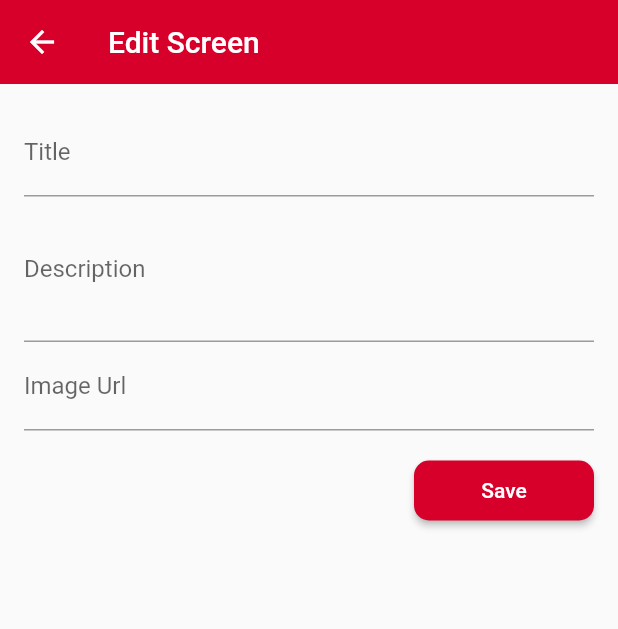
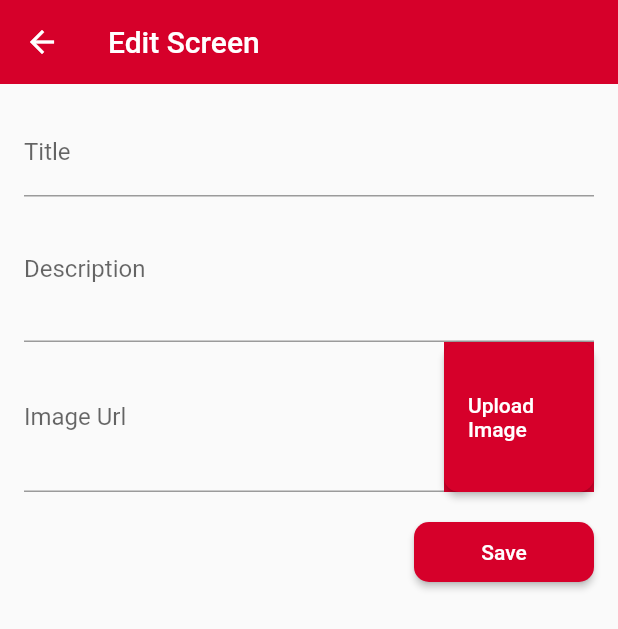
Before and after one commit to Ayush13Bhatia/Food_App, a Flutter app: the screen it shows after launch, item 3 of the bottom bar chosen, after a tap on the "add" icon, on a phone screen of 412 x 824 dp. Shown: the top 629 px of the screen. Run offline on Flutter 3.47's test engine with Material 2 defaults, Android fonts, the phone set to English and light mode, and no system bars; our stand-ins replace cached_network_image; network calls fail.

Commit message:
add image upload button and some other changes

```diff
--- a/lib/components/card_widget.dart
+++ b/lib/components/card_widget.dart
@@ -29,7 +29,7 @@ class CardWidget extends StatelessWidget {
           children: [
             Padding(
               padding: const EdgeInsets.only(left: 8.0, bottom: 7, top: 7),
-              child: Container(
+              child: SizedBox(
                 width: 60,
                 height: 60,
                 child: CircleAvatar(
@@ -44,10 +44,8 @@ class CardWidget extends StatelessWidget {
                       imageUrl: image ?? '',
                       progressIndicatorBuilder: (context, url, d) {
                         return Center(
-                          child: Center(
-                            child: CircularProgressIndicator(
-                              value: d.totalSize != null && d.progress != null ? d.progress! / d.totalSize! : null,
-                            ),
+                          child: CircularProgressIndicator(
+                            value: d.totalSize != null && d.progress != null ? d.progress! / d.totalSize! : null,
                           ),
                         );
                       },
--- a/lib/components/your_orders_widget.dart
+++ b/lib/components/your_orders_widget.dart
@@ -52,7 +52,7 @@ class _YourOrdersWidgetState extends State<YourOrdersWidget> {
                             ),
                           ),
                           Text(
-                            '${prod.qauntity}x ₹${prod.price}',
+                            '${prod.quantity}x ₹${prod.price}',
                             style: const TextStyle(
                               fontSize: 18,
                               color: Colors.grey,
--- a/lib/main.dart
+++ b/lib/main.dart
@@ -37,9 +37,6 @@ class MyApp extends StatelessWidget {
         ChangeNotifierProvider(
           create: (context) => Product(),
         ),
-        ChangeNotifierProvider(
-          create: (context) => Meal(),
-        ),
       ],
       child: MaterialApp(
         debugShowCheckedModeBanner: false,
--- a/lib/model/cart_item_model.dart
+++ b/lib/model/cart_item_model.dart
@@ -2,14 +2,14 @@ class CartItem {
   late String? id;
   late String? title;
   late double? price;
-  late int? qauntity;
+  late int? quantity;
   late String? imageUrl;
 
   CartItem(
-      this.id,
-      this.title,
-      this.price,
-      this.qauntity,
-      this.imageUrl,
-      );
+    this.id,
+    this.title,
+    this.price,
+    this.quantity,
+    this.imageUrl,
+  );
 }
--- a/lib/model/meals_model.dart
+++ b/lib/model/meals_model.dart
@@ -1,6 +1,6 @@
 import 'package:flutter/material.dart';
 
-class Meal with ChangeNotifier {
+class Meal {
   late String? id;
   late String? title;
   late String? description;
--- a/lib/providers/cart.dart
+++ b/lib/providers/cart.dart
@@ -36,7 +36,7 @@ class Cart with ChangeNotifier {
   int get itemCount {
     int total = 0;
     _cartItems.forEach((key, value) {
-      total += value.qauntity!;
+      total += value.quantity!;
     });
     return total;
   }
@@ -52,7 +52,7 @@ class Cart with ChangeNotifier {
   double get totalAmountSub {
     var total = 0.0;
     _cartItems.forEach((key, orderItem) {
-      total -= orderItem.price! * orderItem.qauntity!;
+      total -= orderItem.price! * orderItem.quantity!;
     });
     return total;
   }
@@ -71,7 +71,7 @@ class Cart with ChangeNotifier {
           existingOrderItem.id,
           title,
           price,
-          existingOrderItem.qauntity! + 1,
+          existingOrderItem.quantity! + 1,
           imageUrl,
         ),
       );
--- a/lib/screens/add_products.dart
+++ b/lib/screens/add_products.dart
@@ -43,11 +43,29 @@ class _AddProductsState extends State<AddProducts> {
                 focusNode: _descriptionFocusNode,
               ),
               TextFormField(
-                decoration: const InputDecoration(labelText: 'Image Url'),
-                keyboardType: TextInputType.url,
-                textInputAction: TextInputAction.done,
-                controller: _imageUrlController,
-              ),
+                  decoration: InputDecoration(
+                      labelText: 'Image Url',
+                      suffixIcon: Container(
+                        width: 100,
+                        height: 100,
+                        color: MyTheme.primaryColor,
+                        child: ElevatedButton(
+                          style: ElevatedButton.styleFrom(
+                            backgroundColor: MyTheme.primaryColor,
+                            shape: RoundedRectangleBorder(
+                              borderRadius: BorderRadius.circular(10.0),
+                            ),
+                          ),
+                          child: const Text(
+                            'Upload Image',
+                            style: TextStyle(color: MyTheme.whiteColor),
+                          ),
+                          onPressed: () {},
+                        ),
+                      )),
+                  keyboardType: TextInputType.url,
+                  textInputAction: TextInputAction.done,
+                  controller: _imageUrlController),
               const SizedBox(
                 height: 20,
               ),
--- a/lib/screens/adding_meal_screen.dart
+++ b/lib/screens/adding_meal_screen.dart
@@ -1,8 +1,6 @@
 import 'package:flutter/material.dart';
-import 'package:food_app/providers/cart.dart';
 import 'package:food_app/utils/routes.dart';
 import 'package:food_app/widgets/adding_meal_widget.dart';
-import 'package:provider/provider.dart';
 
 class AddingMealScreen extends StatefulWidget {
   const AddingMealScreen({Key? key}) : super(key: key);
@@ -14,8 +12,6 @@ class AddingMealScreen extends StatefulWidget {
 class _AddingMealScreenState extends State<AddingMealScreen> {
   @override
   Widget build(BuildContext context) {
-    final cart = Provider.of<Cart>(context);
-
     return Scaffold(
       appBar: AppBar(
         elevation: 0,
--- a/lib/screens/home_screen.dart
+++ b/lib/screens/home_screen.dart
@@ -94,66 +94,66 @@ class _HomeScreenState extends State<HomeScreen> {
                 fontWeight: FontWeight.bold,
               ),
             ),
-            // GridView.builder(
-            //   physics: const NeverScrollableScrollPhysics(),
-            //   shrinkWrap: true,
-            //   padding: const EdgeInsets.all(10.0),
-            //   itemCount: 4,
-            //   itemBuilder: (ctx, index) {
-            //     return GridWidget(
-            //       num: 50,
-            //       productId: products[index].id,
-            //       id: products[index].id,
-            //       title: products[index].title,
-            //       imageUrl: products[index].imageUrl,
-            //       description: products[index].description,
-            //     );
-            //   },
-            //   gridDelegate: const SliverGridDelegateWithFixedCrossAxisCount(
-            //     crossAxisCount: 2,
-            //     childAspectRatio: 3 / 2,
-            //     crossAxisSpacing: 10,
-            //     mainAxisExtent: 120,
-            //     mainAxisSpacing: 10,
-            //   ),
-            // ),
+            GridView.builder(
+              physics: const NeverScrollableScrollPhysics(),
+              shrinkWrap: true,
+              padding: const EdgeInsets.all(10.0),
+              itemCount: 4,
+              itemBuilder: (ctx, index) {
+                return GridWidget(
+                  num: 50,
+                  productId: products[index].id,
+                  id: products[index].id,
+                  title: products[index].title,
+                  imageUrl: products[index].imageUrl,
+                  description: products[index].description,
+                );
+              },
+              gridDelegate: const SliverGridDelegateWithFixedCrossAxisCount(
+                crossAxisCount: 2,
+                childAspectRatio: 3 / 2,
+                crossAxisSpacing: 10,
+                mainAxisExtent: 120,
+                mainAxisSpacing: 10,
+              ),
+            ),
 
-            //search bar
-            // Padding(
-            //   padding: const EdgeInsets.only(left: 15, right: 15),
-            //   child: Card(
-            //     elevation: 6,
-            //     color: Colors.white,
-            //     shape: RoundedRectangleBorder(
-            //       borderRadius: BorderRadius.circular(50.0),
-            //     ),
-            //     child: TextFormField(
-            //       controller: _searchController,
-            //       decoration: const InputDecoration(
-            //         border: OutlineInputBorder(
-            //           borderRadius: BorderRadius.all(Radius.circular(50)),
-            //           borderSide: BorderSide(
-            //             color: Colors.black,
-            //             width: 5.0,
-            //           ),
-            //         ),
-            //         prefixIcon: Icon(Icons.search),
-            //         hintText: 'Enter search',
-            //         filled: true,
-            //         errorStyle: TextStyle(fontSize: 15),
-            //       ),
-            //       onChanged: (value) {
-            //         value = value;
-            //       },
-            //       validator: (value) {
-            //         if (value!.isEmpty) {
-            //           return 'Please enter a search term';
-            //         }
-            //         return null;
-            //       },
-            //     ),
-            //   ),
-            // ),
+            // search bar
+            Padding(
+              padding: const EdgeInsets.only(left: 15, right: 15),
+              child: Card(
+                elevation: 6,
+                color: Colors.white,
+                shape: RoundedRectangleBorder(
+                  borderRadius: BorderRadius.circular(50.0),
+                ),
+                child: TextFormField(
+                  controller: _searchController,
+                  decoration: const InputDecoration(
+                    border: OutlineInputBorder(
+                      borderRadius: BorderRadius.all(Radius.circular(50)),
+                      borderSide: BorderSide(
+                        color: Colors.black,
+                        width: 5.0,
+                      ),
+                    ),
+                    prefixIcon: Icon(Icons.search),
+                    hintText: 'Enter search',
+                    filled: true,
+                    errorStyle: TextStyle(fontSize: 15),
+                  ),
+                  onChanged: (value) {
+                    value = value;
+                  },
+                  validator: (value) {
+                    if (value!.isEmpty) {
+                      return 'Please enter a search term';
+                    }
+                    return null;
+                  },
+                ),
+              ),
+            ),
             Expanded(
               child: ListView.builder(
                 padding: const EdgeInsets.all(10),
```
Also changed, not shown: lib/providers/auth.dart (deleted, +0 -71 lines), lib/screens/login_screen.dart (+0 -48 lines).
